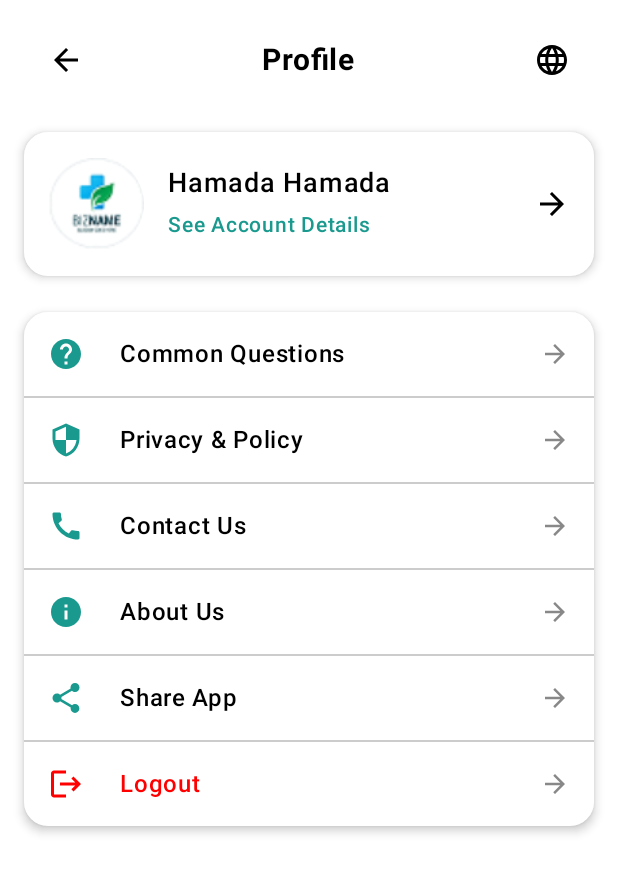
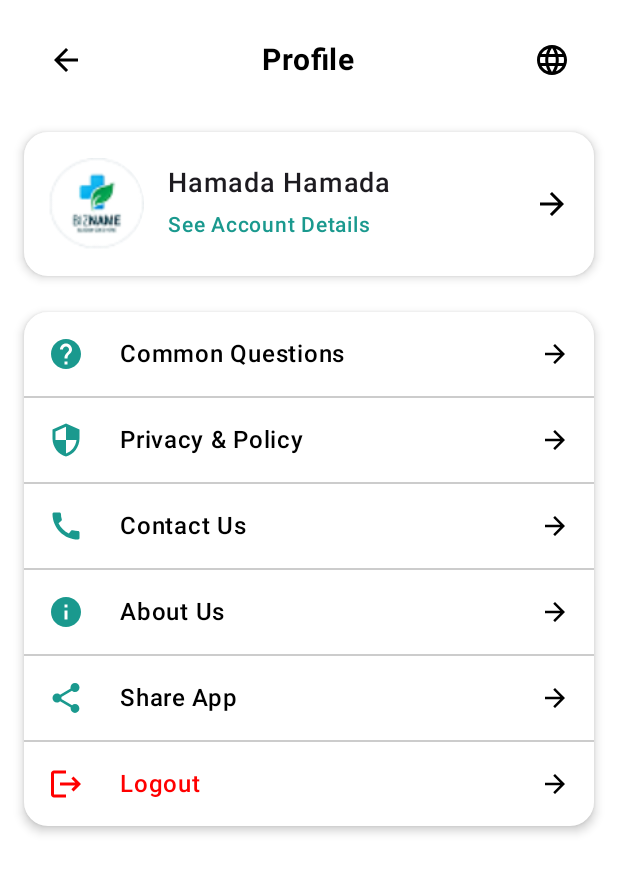
Before and after one commit to Alikotb/AtOnce, an Android app built with Jetpack Compose: the ProfileScreen screen opened through its navigation route, on a phone screen of 412 x 824 dp. Shown: the top 873 px of the screen. Run offline under Robolectric (Android 15) with nearby library versions, the phone set to English and light mode, and no system bars.

Commit message:
complete dark and local

```diff
--- a/app/src/main/java/com/example/atonce/presentation/home/HomeScreen.kt
+++ b/app/src/main/java/com/example/atonce/presentation/home/HomeScreen.kt
@@ -17,18 +17,18 @@ import androidx.compose.ui.Modifier
 import androidx.compose.ui.draw.clip
 import androidx.compose.ui.draw.shadow
 import androidx.compose.ui.graphics.Color
+import androidx.compose.ui.res.stringResource
 import androidx.compose.ui.unit.dp
 import androidx.compose.ui.unit.sp
 import com.example.atonce.R
 import com.example.atonce.presentation.component.MySearchBar
 import com.example.atonce.presentation.home.component.AdPager
 import com.example.atonce.presentation.home.component.WarehouseCard
-import com.example.atonce.presentation.theme.BlackColor
-import com.example.atonce.presentation.theme.LightGrayColor
 import com.example.atonce.presentation.theme.SemiBoldFont
 
 @Composable
 fun HomeScreen(onProfileClick: () -> Unit) {
+    val colors= MaterialTheme.colorScheme
     val warehouses = listOf(
         Warehouse("Hamada Pharmacy", "Zefta, Gharbia", 700, 4),
         Warehouse("Hamada Pharmacy", "Cairo Downtown", 650, 3),
@@ -47,7 +47,7 @@ fun HomeScreen(onProfileClick: () -> Unit) {
     LazyColumn(
         modifier = Modifier
             .fillMaxSize()
-            .background(Color(0xFFF9F9F9))
+            .background(colors.onPrimary)
             .padding(vertical = 16.dp),
         verticalArrangement = Arrangement.spacedBy(8.dp),
         contentPadding = PaddingValues(bottom = 32.dp)
@@ -63,20 +63,20 @@ fun HomeScreen(onProfileClick: () -> Unit) {
                 CircularIconButton(
                     icon = Icons.Default.Call,
                     onClick = { },
-                    tint = BlackColor
+                    tint = colors.onBackground
                 )
 
                 Text(
-                    text = "Home Screen",
+                    text = stringResource(R.string.home_screen),
                     fontFamily = SemiBoldFont,
                     fontSize = 22.sp,
-                    color = Color(0xFF333333)
+                    color = colors.onBackground
                 )
 
                 CircularIconButton(
                     icon = Icons.Default.Person,
                     onClick = { onProfileClick() },
-                    tint = BlackColor
+                    tint = colors.onBackground
                 )
             }
         }
@@ -104,10 +104,10 @@ fun HomeScreen(onProfileClick: () -> Unit) {
 
         item {
             Text(
-                text = "Warehouses Nearby",
+                text = stringResource(R.string.warehouses_nearby),
                 fontFamily = SemiBoldFont,
                 fontSize = 20.sp,
-                color = Color(0xFF1A998E),
+                color = colors.primary,
                 modifier = Modifier.padding(16.dp)
             )
         }
@@ -130,11 +130,12 @@ fun CircularIconButton(
     onClick: () -> Unit,
     tint: Color
 ) {
+    val colors= MaterialTheme.colorScheme
     Box(
         modifier = Modifier
             .size(40.dp)
             .clip(CircleShape)
-            .background(LightGrayColor)
+            .background(colors.surface)
             .clickable(onClick = onClick),
         contentAlignment = Alignment.Center
     ) {
--- a/app/src/main/java/com/example/atonce/presentation/home/component/WarehouseCard.kt
+++ b/app/src/main/java/com/example/atonce/presentation/home/component/WarehouseCard.kt
@@ -12,6 +12,7 @@ import androidx.compose.foundation.layout.width
 import androidx.compose.foundation.shape.RoundedCornerShape
 import androidx.compose.material3.Card
 import androidx.compose.material3.CardDefaults
+import androidx.compose.material3.MaterialTheme
 import androidx.compose.material3.Text
 import androidx.compose.runtime.Composable
 import androidx.compose.ui.Alignment
@@ -21,9 +22,11 @@ import androidx.compose.ui.draw.shadow
 import androidx.compose.ui.graphics.Color
 import androidx.compose.ui.layout.ContentScale
 import androidx.compose.ui.res.painterResource
+import androidx.compose.ui.res.stringResource
 import androidx.compose.ui.text.style.TextOverflow
 import androidx.compose.ui.unit.dp
 import androidx.compose.ui.unit.sp
+import com.example.atonce.R
 import com.example.atonce.presentation.home.Warehouse
 import com.example.atonce.presentation.theme.MediumFont
 import com.example.atonce.presentation.theme.RegularFont
@@ -31,13 +34,14 @@ import com.example.atonce.presentation.theme.SemiBoldFont
 
 @Composable
 fun WarehouseCard(warehouse: Warehouse) {
+    val colors = MaterialTheme.colorScheme
     Card(
         modifier = Modifier
             .fillMaxWidth()
-            .padding(horizontal = 16.dp, vertical = 4.dp)
-            .shadow(4.dp, RoundedCornerShape(12.dp)),
+            .padding(horizontal = 16.dp, vertical = 4.dp),
         shape = RoundedCornerShape(12.dp),
-        colors = CardDefaults.cardColors(containerColor = Color.White)
+        elevation = CardDefaults.cardElevation(defaultElevation = 8.dp),
+        colors = CardDefaults.cardColors(containerColor = colors.surface)
     ) {
         Row(
             modifier = Modifier.padding(16.dp),
@@ -67,7 +71,7 @@ fun WarehouseCard(warehouse: Warehouse) {
                     text = warehouse.location,
                     fontFamily = RegularFont,
                     fontSize = 12.sp,
-                    color = Color.Gray,
+                    color = colors.onBackground,
                     maxLines = 1,
                     overflow = TextOverflow.Ellipsis
                 )
@@ -75,7 +79,7 @@ fun WarehouseCard(warehouse: Warehouse) {
                 Spacer(modifier = Modifier.height(4.dp))
 
                 Text(
-                    text = "Min: ${warehouse.minOrder} EGP",
+                    text = stringResource(R.string.min) +warehouse.minOrder+ stringResource(R.string.egp),
                     fontFamily = MediumFont,
                     fontSize = 14.sp,
                     color = Color(0xFF1A998E)
@@ -85,7 +89,7 @@ fun WarehouseCard(warehouse: Warehouse) {
                     text = "Delivery Daily",
                     fontFamily = RegularFont,
                     fontSize = 12.sp,
-                    color = Color.Gray
+                    color =colors.onBackground
                 )
             }
         }
--- a/app/src/main/java/com/example/atonce/presentation/login/view/LoginScreen.kt
+++ b/app/src/main/java/com/example/atonce/presentation/login/view/LoginScreen.kt
@@ -1,6 +1,7 @@
 package com.example.atonce.presentation.login.view
 
 import androidx.compose.foundation.Image
+import androidx.compose.foundation.background
 import androidx.compose.foundation.layout.Column
 import androidx.compose.foundation.layout.Row
 import androidx.compose.foundation.layout.Spacer
@@ -50,7 +51,7 @@ fun LoginScreen(onRegisterClick: ()-> Unit) {
     val colors = MaterialTheme.colorScheme
 
     Column(
-        modifier = Modifier.fillMaxSize(),
+        modifier = Modifier.fillMaxSize().background(colors.onPrimary),
         horizontalAlignment = Alignment.CenterHorizontally
     ) {
         Spacer(
--- a/app/src/main/java/com/example/atonce/presentation/navigation/NavHost.kt
+++ b/app/src/main/java/com/example/atonce/presentation/navigation/NavHost.kt
@@ -30,7 +30,7 @@ fun SetUpNavHost(
 ) {
     NavHost(
         navController = navController,
-        startDestination = ScreenRoute.StoreScreen
+        startDestination = ScreenRoute.HomeScreen
 
     ) {
         composable<ScreenRoute.SplashScreen> {
--- a/app/src/main/java/com/example/atonce/presentation/profile/ProfileScreen.kt
+++ b/app/src/main/java/com/example/atonce/presentation/profile/ProfileScreen.kt
@@ -20,19 +20,16 @@ import androidx.compose.material.icons.Icons
 import androidx.compose.material.icons.automirrored.filled.ArrowBack
 import androidx.compose.material.icons.automirrored.filled.ArrowForward
 import androidx.compose.material.icons.automirrored.filled.Help
-import androidx.compose.material.icons.filled.ArrowBack
-import androidx.compose.material.icons.filled.ArrowForward
+import androidx.compose.material.icons.automirrored.filled.Logout
 import androidx.compose.material.icons.filled.Call
-import androidx.compose.material.icons.filled.Help
 import androidx.compose.material.icons.filled.Info
 import androidx.compose.material.icons.filled.Language
-import androidx.compose.material.icons.filled.Logout
 import androidx.compose.material.icons.filled.Security
 import androidx.compose.material.icons.filled.Share
 import androidx.compose.material3.Card
 import androidx.compose.material3.CardDefaults
-import androidx.compose.material3.CardElevation
 import androidx.compose.material3.Icon
+import androidx.compose.material3.MaterialTheme
 import androidx.compose.material3.Text
 import androidx.compose.runtime.Composable
 import androidx.compose.ui.Alignment
@@ -41,21 +38,22 @@ import androidx.compose.ui.draw.clip
 import androidx.compose.ui.graphics.Color
 import androidx.compose.ui.graphics.vector.ImageVector
 import androidx.compose.ui.res.painterResource
+import androidx.compose.ui.res.stringResource
 import androidx.compose.ui.text.font.FontWeight
 import androidx.compose.ui.unit.dp
 import androidx.compose.ui.unit.sp
 import com.example.atonce.R
-import com.example.atonce.presentation.theme.WhiteColor
 
 @Composable
 fun ProfileScreen(
     onBackClick: () -> Unit = {},
     onWebViewClick: (title : String, url : String) -> Unit
 ) {
+    val colors = MaterialTheme.colorScheme
     Column(
         modifier = Modifier
             .fillMaxSize()
-            .background(WhiteColor)
+            .background(colors.onPrimary)
             .padding(16.dp)
     ) {
         Row(
@@ -68,23 +66,23 @@ fun ProfileScreen(
             Icon(
                 imageVector = Icons.AutoMirrored.Filled.ArrowBack,
                 contentDescription = "Back",
-                tint = Color.Black,
+                tint = colors.onBackground,
                 modifier = Modifier
                     .size(24.dp)
                     .clickable { onBackClick() }
             )
 
             Text(
-                text = "Profile",
+                text = stringResource(R.string.profile),
                 fontSize = 20.sp,
                 fontWeight = FontWeight.Bold,
-                color = Color.Black
+                color = colors.onBackground
             )
 
             Icon(
                 imageVector = Icons.Default.Language,
                 contentDescription = "Language",
-                tint = Color.Black,
+                tint =colors.onBackground,
                 modifier = Modifier
                     .size(24.dp)
                     .clickable { }
@@ -96,7 +94,7 @@ fun ProfileScreen(
         Card(
             shape = RoundedCornerShape(16.dp),
             elevation = CardDefaults.cardElevation(defaultElevation = 4.dp),
-            colors = CardDefaults.cardColors(containerColor = Color.White),
+            colors = CardDefaults.cardColors(containerColor = colors.surface),
             modifier = Modifier.fillMaxWidth()
         ) {
             Row(
@@ -119,11 +117,10 @@ fun ProfileScreen(
                         "Hamada Hamada",
                         fontSize = 18.sp,
                         fontWeight = FontWeight.SemiBold,
-                        color = Color.Black
                     )
                     Spacer(modifier = Modifier.height(4.dp))
                     Text(
-                        "See Account Details",
+                        stringResource(R.string.see_account_details),
                         fontSize = 14.sp,
                         color = Color(0xFF1A998E),
                         fontWeight = FontWeight.Medium,
@@ -134,7 +131,7 @@ fun ProfileScreen(
                 Icon(
                     imageVector = Icons.AutoMirrored.Filled.ArrowForward,
                     contentDescription = "Details",
-                    tint = Color.Black
+                    tint = colors.onBackground
                 )
             }
         }
@@ -144,25 +141,27 @@ fun ProfileScreen(
         Card(
             shape = RoundedCornerShape(16.dp),
             elevation = CardDefaults.cardElevation(defaultElevation = 4.dp),
-            colors = CardDefaults.cardColors(containerColor = Color.White),
+            colors = CardDefaults.cardColors(containerColor = colors.surface),
             modifier = Modifier.fillMaxWidth()
         ) {
             Column {
-                ProfileItem(Icons.AutoMirrored.Filled.Help, "Common Questions") {
+                ProfileItem(Icons.AutoMirrored.Filled.Help,
+                    stringResource(R.string.common_questions)
+                ) {
                     onWebViewClick("Common Questions", "https://atonce2025.blogspot.com/2025/06/frequently-asked-questions-body-font.html")
                 }
                 Divider(color = Color.LightGray, thickness = 1.dp)
-                ProfileItem(Icons.Default.Security, "Privacy & Policy") {
+                ProfileItem(Icons.Default.Security, stringResource(R.string.privacy_policy)) {
                     onWebViewClick("Privacy & Policy", "https://atonce2025.blogspot.com/2025/06/privacy-policy-and-terms-body-font.html?m=1")
                 }
                 Divider(color = Color.LightGray, thickness = 1.dp)
-                ProfileItem(Icons.Default.Call, "Contact Us") {}
+                ProfileItem(Icons.Default.Call, stringResource(R.string.contact_us)) {}
                 Divider(color = Color.LightGray, thickness = 1.dp)
-                ProfileItem(Icons.Default.Info, "About Us") {}
+                ProfileItem(Icons.Default.Info, stringResource(R.string.about_us)) {}
                 Divider(color = Color.LightGray, thickness = 1.dp)
-                ProfileItem(Icons.Default.Share, "Share App") {}
+                ProfileItem(Icons.Default.Share, stringResource(R.string.share_app)) {}
                 Divider(color = Color.LightGray, thickness = 1.dp)
-                ProfileItem(Icons.Default.Logout, "Logout", isLogout = true) {}
+                ProfileItem(Icons.AutoMirrored.Filled.Logout, stringResource(R.string.logout), isLogout = true) {}
             }
         }
     }
@@ -170,7 +169,8 @@ fun ProfileScreen(
 
 @Composable
 fun ProfileItem(icon: ImageVector, title: String, isLogout: Boolean = false, onClick: () -> Unit) {
-    val textColor = if (isLogout) Color.Red else Color.Black
+   val colors= MaterialTheme.colorScheme
+    val textColor = if (isLogout) Color.Red else colors.onBackground
     val iconColor = if (isLogout) Color.Red else Color(0xFF1A998E)
 
     Row(
@@ -200,7 +200,7 @@ fun ProfileItem(icon: ImageVector, title: String, isLogout: Boolean = false, onC
         Icon(
             imageVector = Icons.AutoMirrored.Filled.ArrowForward,
             contentDescription = null,
-            tint = Color.Gray,
+            tint = colors.onBackground,
             modifier = Modifier.size(20.dp)
         )
     }
--- a/app/src/main/java/com/example/atonce/presentation/store/view/StoreScreen.kt
+++ b/app/src/main/java/com/example/atonce/presentation/store/view/StoreScreen.kt
@@ -1,5 +1,6 @@
 package com.example.atonce.presentation.store.view
 
+import androidx.compose.foundation.background
 import androidx.compose.foundation.layout.Arrangement
 import androidx.compose.foundation.layout.Column
 import androidx.compose.foundation.layout.PaddingValues
@@ -39,7 +40,7 @@ fun StoreScreen(){
     var filterSearch by remember { mutableStateOf("") }
     Column (
         modifier = Modifier
-            .fillMaxSize()
+            .fillMaxSize().background(colors.onPrimary)
             .padding(top = 48.dp, bottom = 32.dp),
         horizontalAlignment = Alignment.CenterHorizontally
     ){
@@ -54,6 +55,8 @@ fun StoreScreen(){
                 fontFamily = SemiBoldFont
             )
             Spacer(Modifier.weight(1f))
+            Spacer(Modifier.weight(1f))
+
         }
         SearchComponent(expanded=expanded, onSearch = {
             searchText=it
--- a/app/src/main/java/com/example/atonce/presentation/theme/Theme.kt
+++ b/app/src/main/java/com/example/atonce/presentation/theme/Theme.kt
@@ -18,7 +18,7 @@ private val DarkColorScheme = darkColorScheme(
     surface = DarkSearchCard,
     surfaceDim = AllSuppliers,
     background = DarkLightGrayColor,
-    onBackground = DarkWhiteColor,
+    onBackground = WhiteColor,
     onSurfaceVariant = DarkGrayText,
 )
 
--- a/app/src/main/res/values/strings.xml
+++ b/app/src/main/res/values/strings.xml
@@ -1,6 +1,6 @@
 <resources>
     <string name="app_name">AtOnce</string>
-    <string name="welcome_back_login_now">"     Welcome back \n\n         Login now"</string>
+    <string name="welcome_back_login_now">"Welcome back \n\n     Login now"</string>
     <string name="forgot_password">Forgot Password ?</string>
     <string name="login">Login</string>
     <string name="don_t_have_an_account_yet">Don’t have an account yet ?</string>
@@ -25,4 +25,15 @@
     <string name="total">"Total : "</string>
     <string name="items">" items"</string>
     <string name="orders_screen">Orders Screen</string>
+    <string name="home_screen">Home Screen</string>
+    <string name="warehouses_nearby">Warehouses Nearby</string>
+    <string name="min">"Min: "</string>
+    <string name="profile">Profile</string>
+    <string name="see_account_details">See Account Details</string>
+    <string name="contact_us">Contact Us</string>
+    <string name="about_us">About Us</string>
+    <string name="share_app">Share App</string>
+    <string name="logout">Logout</string>
+    <string name="privacy_policy"><![CDATA[Privacy & Policy]]></string>
+    <string name="common_questions">Common Questions</string>
 </resources>
```
Also changed, not shown: app/src/main/java/com/example/atonce/presentation/component/LoginTF.kt (+16 -4 lines), app/src/main/java/com/example/atonce/presentation/orders/view/OrdersScreen.kt (+5 -2 lines), app/src/main/java/com/example/atonce/presentation/search_screen/vies/SearchScreen.kt (+4 -3 lines), 1 other file.
